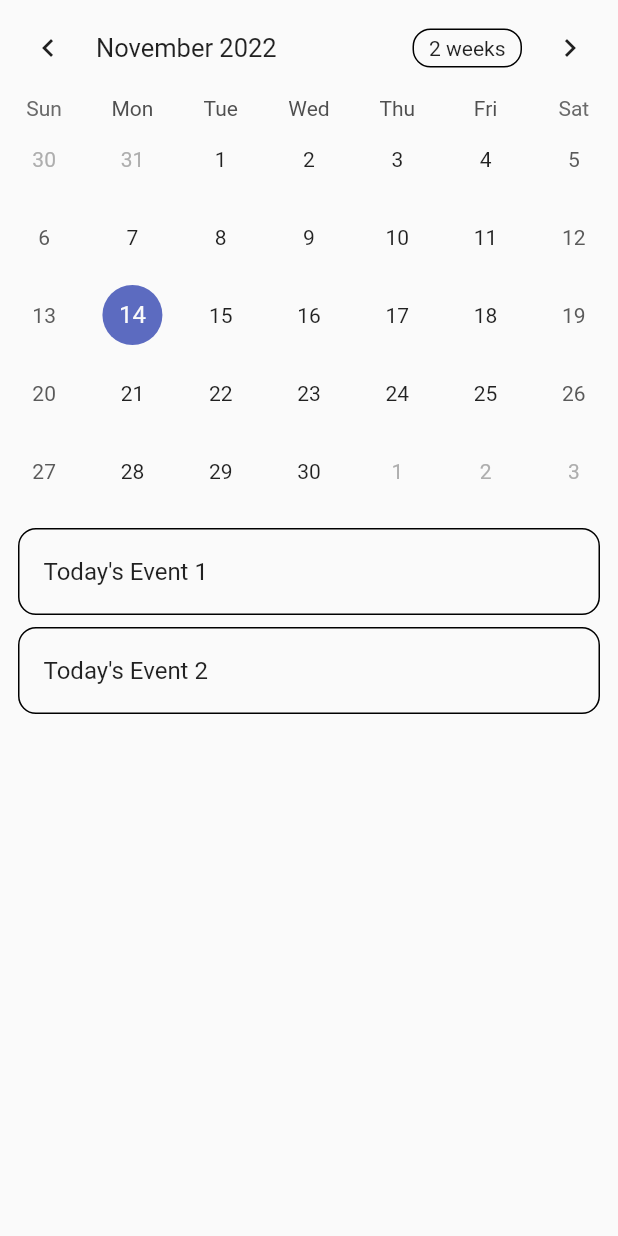
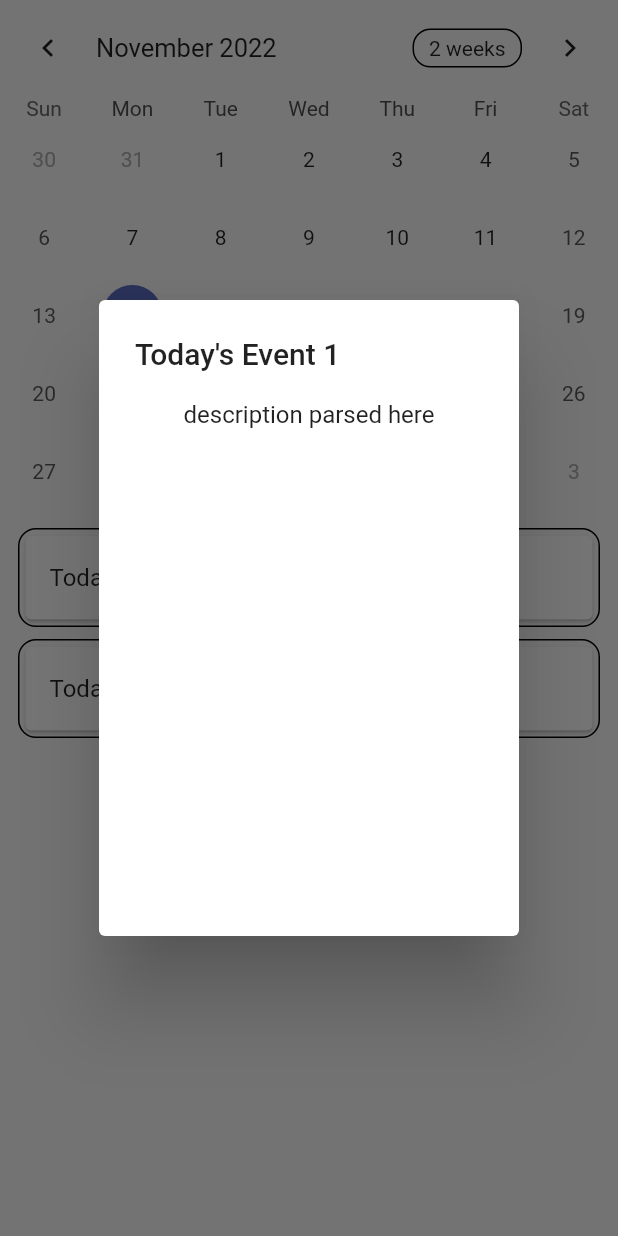
Before and after one commit to mason-t-demond/hendrix-today-app, a Flutter app: the EventCalendar widget shown alone on an empty page, opened directly, after a tap on an icon or button, on a phone screen of 412 x 824 dp. Run offline on Flutter 3.47's test engine with Material 2 defaults, Android fonts, the phone set to English and light mode, and no system bars; drawn by our look-alikes of table_calendar; our stand-ins replace anim_search_bar.

Commit message:
Changed the way that events are handled on the calendar screen

```diff
--- a/hendrix_today_app/lib/calendar_screen.dart
+++ b/hendrix_today_app/lib/calendar_screen.dart
@@ -102,11 +102,25 @@ class _EventCalendarState extends State<EventCalendar> {
                       border: Border.all(),
                       borderRadius: BorderRadius.circular(12),
                     ),
-                    child: ListTile(
-                      onTap: () => print('${value[index]}'),
+                    child: Card(child: ListTile(
+                      onTap: () {AlertDialog alert = AlertDialog(
+                    title: Text('${value[index]}'),
+                    insetPadding: EdgeInsets.symmetric(vertical: 200, horizontal: 50),
+                    content: Column(children: [
+                      Text(
+                          "description parsed here")
+                    ]),
+                  );
+                  showDialog(
+                    context: context,
+                    builder: (BuildContext context) {
+                      return alert;
+                    },
+                  );
+                },
                       title: Text('${value[index]}'),
                     ),
-                  );
+                  ));
                 },
               );
             },
```
